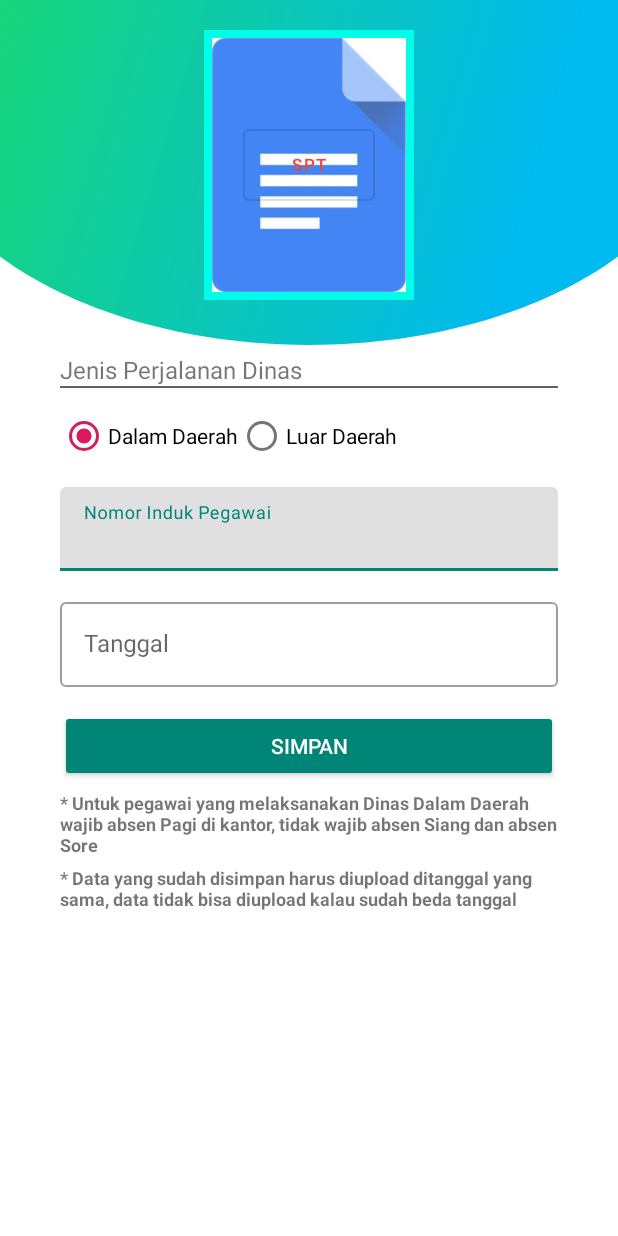
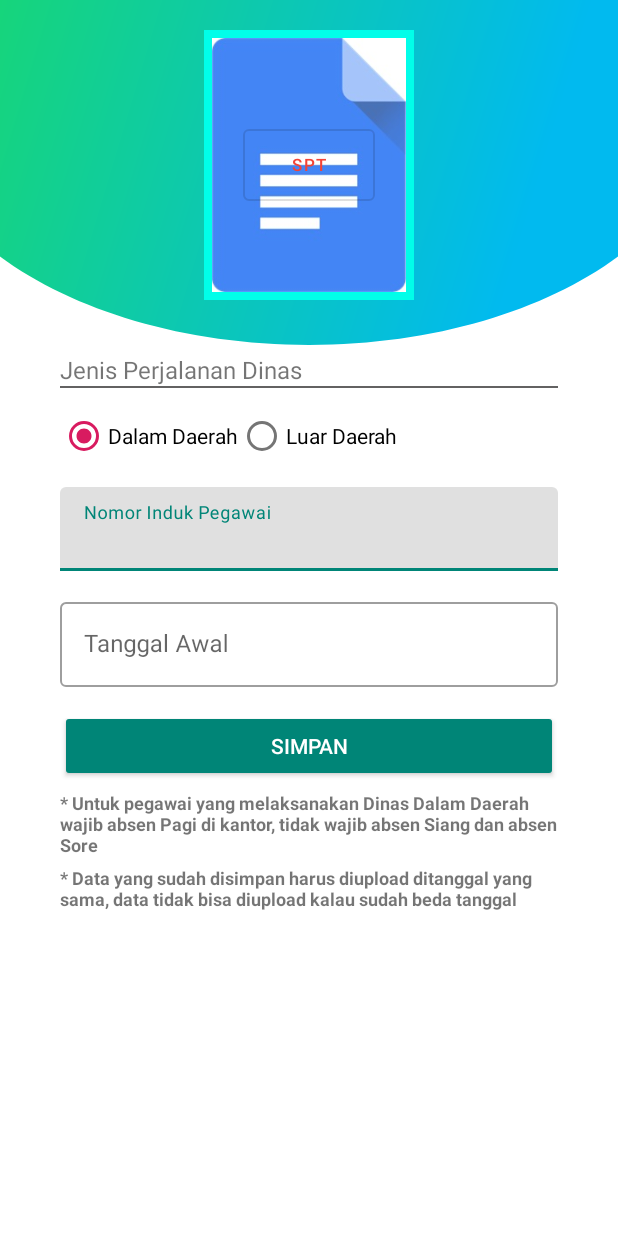
Before and after one commit to ya2nk/absensi-master, an Android app: the InputDinasActivity screen opened directly, with no data from a screen before it, on a phone screen of 412 x 824 dp. Run offline under Robolectric (Android 15) with nearby library versions, the phone set to English and light mode, and no system bars; our stand-ins replace Room's generated code; libraries missing offline, so code that uses them is left out: com.basgeekball.awesomevalidation, com.tapadoo.alerter, id.zelory.compressor; network calls fail; pictures from the network do not load; 4 statements that could not run were skipped.

Commit message:
progress dirumah

```diff
--- a/app/src/main/java/com/waroengweb/absensi/InputDinasActivity.java
+++ b/app/src/main/java/com/waroengweb/absensi/InputDinasActivity.java
@@ -65,7 +65,7 @@ public class InputDinasActivity extends BaseActivity {
     private AwesomeValidation validation;
     RadioGroup typeDinas;
     RadioGroup jenisDinas;
-    TextInputLayout txtTgl;
+    TextInputLayout txtTgl,txtTgl2;
 
     @Override
     protected void onCreate(Bundle savedInstanceState) {
@@ -87,14 +87,14 @@ public class InputDinasActivity extends BaseActivity {
             }
         });
 
-
-        /* takePicture = (Button)findViewById(R.id.take_picture);
-        takePicture.setOnClickListener(new View.OnClickListener() {
+        txtTgl2 = (TextInputLayout) findViewById(R.id.tgl_lbl2);
+        txtTgl2.getEditText().setOnClickListener(new View.OnClickListener() {
             @Override
             public void onClick(View view) {
-                takePicture();
+                setDatePicker2();
             }
-        }); */
+        });
+        txtTgl2.setVisibility(View.GONE);
 
         takePicture2 = (Button)findViewById(R.id.take_picture2);
         takePicture2.setOnClickListener(new View.OnClickListener() {
@@ -112,7 +112,7 @@ public class InputDinasActivity extends BaseActivity {
             }
         });
 
-        //imagePhoto = (ImageView)findViewById(R.id.preview);
+
         imagePhoto2 = (ImageView)findViewById(R.id.preview2);
 
         db = Room.databaseBuilder(this,
@@ -129,9 +129,6 @@ public class InputDinasActivity extends BaseActivity {
         validation.addValidation(this,R.id.nip_lbl, RegexTemplate.NOT_EMPTY,R.string.required);
         validation.addValidation(this,R.id.tgl_lbl, RegexTemplate.NOT_EMPTY,R.string.required);
 
-
-
-
         jenisDinas = (RadioGroup)findViewById(R.id.jenis);
         jenisDinas.setOnCheckedChangeListener(new RadioGroup.OnCheckedChangeListener() {
             @Override
@@ -139,12 +136,11 @@ public class InputDinasActivity extends BaseActivity {
                 switch(checkedId) {
                     case R.id.dalam_dinas:
                         jenisText = "dalam_dinas";
-                        //typeDinas.setVisibility(View.VISIBLE);
-
+                        txtTgl2.setVisibility(View.GONE);
                         break;
                     case R.id.luar_dinas:
                         jenisText = "luar_dinas";
-                        //typeDinas.setVisibility(View.GONE);
+                        txtTgl2.setVisibility(View.VISIBLE);
                         break;
 
                 }
@@ -152,8 +148,6 @@ public class InputDinasActivity extends BaseActivity {
             }
         });
     }
-
-
 
     public void takePicture2()
     {
@@ -221,7 +215,6 @@ public class InputDinasActivity extends BaseActivity {
             if (requestCode == 201){
 
             }  else if (requestCode == 202) {
-
 
             } else if (requestCode == 203){
                 fileString2 = compressImage(filePhoto2).toString();
@@ -293,19 +286,21 @@ public class InputDinasActivity extends BaseActivity {
             dinas.setNip(nip.getText().toString());
             dinas.setApproved(0);
             dinas.setUploaded(0);
-
             dinas.setFotoBerkas(fileString2);
             dinas.setTypeDinas(typeText);
-
             dinas.setJenisDinas(jenisText);
 
             DateFormat formatter = new SimpleDateFormat("dd-MM-yyyy");
-            Date tanggalNew;
+            Date tanggalNew,tanggalNew2;
 
             try {
                 tanggalNew = formatter.parse(txtTgl.getEditText().getText().toString());
+                tanggalNew2 = tanggalNew;
+                if (jenisText == "luar_dinas") {
+                    tanggalNew2 = formatter.parse(txtTgl2.getEditText().getText().toString());
+                }
                 dinas.setTanggal(tanggalNew);
-                dinas.setTanggal2(tanggalNew);
+                dinas.setTanggal2(tanggalNew2);
             } catch (ParseException pe) {
                 pe.printStackTrace();
             }
@@ -320,13 +315,11 @@ public class InputDinasActivity extends BaseActivity {
     private void clearDinas()
     {
         nip.setText("");
-
-
         fileString2 = null;
-
         takePicture2.setText("Photo/Gambar");
-
         imagePhoto2.setImageDrawable(getResources().getDrawable(R.drawable.doc));
+        txtTgl.getEditText().getText().clear();
+        txtTgl2.getEditText().getText().clear();
     }
 
     private void setDatePicker(int number)
@@ -341,8 +334,6 @@ public class InputDinasActivity extends BaseActivity {
                 String formatTanggal = "dd-MM-yyyy";
                 SimpleDateFormat sdf = new SimpleDateFormat(formatTanggal);
                 Calendar calendar = Calendar.getInstance();
-
-
                 calendar.setTime(new Date());
                 if (month != calendar.get(Calendar.MONTH)) {
                     Toast.makeText(InputDinasActivity.this,"Hanya bisa input dibulan yang sama",Toast.LENGTH_SHORT).show();
@@ -360,4 +351,33 @@ public class InputDinasActivity extends BaseActivity {
         datePickerDialog.updateDate(myCalendar.get(Calendar.YEAR), myCalendar.get(Calendar.MONTH), myCalendar.get(Calendar.DAY_OF_MONTH));
         datePickerDialog.show();
     }
+
+    private void setDatePicker2()
+    {
+        DatePickerDialog datePickerDialog = new DatePickerDialog(InputDinasActivity.this, new DatePickerDialog.OnDateSetListener() {
+            @Override
+            public void onDateSet(DatePicker view, int year, int month, int dayOfMonth) {
+                myCalendar.set(Calendar.YEAR, year);
+                myCalendar.set(Calendar.MONTH, month);
+                myCalendar.set(Calendar.DAY_OF_MONTH, dayOfMonth);
+
+                String formatTanggal = "dd-MM-yyyy";
+                SimpleDateFormat sdf = new SimpleDateFormat(formatTanggal);
+                Calendar calendar = Calendar.getInstance();
+                calendar.setTime(new Date());
+                try {
+                    Date date1 = sdf.parse(txtTgl.getEditText().getText().toString());
+                    calendar.setTime(date1);
+                    if(calendar.after(myCalendar)) {
+                        Toast.makeText(InputDinasActivity.this,"Tanggal Akhir harus lebih besar dari tanggal awal",Toast.LENGTH_SHORT).show();
+                        return;
+                    }
+                } catch (Exception e) {
+                    e.printStackTrace();
+                }
+                txtTgl2.getEditText().setText(sdf.format(myCalendar.getTime()));
+            }
+        }, myCalendar.get(Calendar.YEAR), myCalendar.get(Calendar.MONTH), myCalendar.get(Calendar.DAY_OF_MONTH));
+        datePickerDialog.show();
+    }
 }
--- a/app/src/main/java/com/waroengweb/absensi/fragments/InputIjinFragment.java
+++ b/app/src/main/java/com/waroengweb/absensi/fragments/InputIjinFragment.java
@@ -378,6 +378,7 @@ public class InputIjinFragment extends Fragment {
         takePicture2.setText("Photo/Gambar");
         imagePhoto.setImageDrawable(getResources().getDrawable(R.drawable.index));
         imagePhoto2.setImageDrawable(getResources().getDrawable(R.drawable.doc));
+        txtTgl.getEditText().getText().clear();
 
     }
 
--- a/app/src/main/res/layout/activity_input_dinas.xml
+++ b/app/src/main/res/layout/activity_input_dinas.xml
@@ -127,12 +127,25 @@
                 android:id="@+id/tanggal"
                 android:layout_width="match_parent"
                 android:layout_height="wrap_content"
-                android:hint="Tanggal"
+                android:hint="Tanggal Awal"
                 android:inputType="none"
                 android:focusable="false"/>
         </com.google.android.material.textfield.TextInputLayout>
 
-
+        <com.google.android.material.textfield.TextInputLayout
+            android:id="@+id/tgl_lbl2"
+            android:layout_width="match_parent"
+            android:layout_height="wrap_content"
+            android:layout_marginBottom="15dp"
+            style="@style/Widget.MaterialComponents.TextInputLayout.OutlinedBox">
+            <EditText
+                android:id="@+id/tanggal2"
+                android:layout_width="match_parent"
+                android:layout_height="wrap_content"
+                android:hint="Tanggal Akhir"
+                android:inputType="none"
+                android:focusable="false"/>
+        </com.google.android.material.textfield.TextInputLayout>
 
         <Button
             android:layout_width="match_parent"
```
Also changed, not shown: 2 other files.
